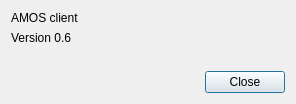
This is widgets/aboutdialog.ui in AMOS-uniba/amos-client as Qt 5 draws it before an edit. The edited form follows.
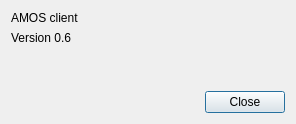
This is the edited form.

The edit to the form file:
```diff
--- a/widgets/aboutdialog.ui
+++ b/widgets/aboutdialog.ui
@@ -18,12 +18,9 @@
   </property>
   <layout class="QGridLayout" name="gridLayout">
    <item row="3" column="0">
-    <widget class="QDialogButtonBox" name="buttonBox">
-     <property name="orientation">
-      <enum>Qt::Horizontal</enum>
-     </property>
-     <property name="standardButtons">
-      <set>QDialogButtonBox::Close</set>
+    <widget class="QLabel" name="lb_datetime">
+     <property name="text">
+      <string/>
      </property>
     </widget>
    </item>
@@ -41,8 +38,18 @@
      </property>
     </widget>
    </item>
+   <item row="5" column="0">
+    <widget class="QDialogButtonBox" name="buttonBox">
+     <property name="orientation">
+      <enum>Qt::Horizontal</enum>
+     </property>
+     <property name="standardButtons">
+      <set>QDialogButtonBox::Close</set>
+     </property>
+    </widget>
+   </item>
    <item row="2" column="0">
-    <widget class="QLabel" name="lb_datetime">
+    <widget class="QLabel" name="lb_protocol">
      <property name="text">
       <string/>
      </property>
```
